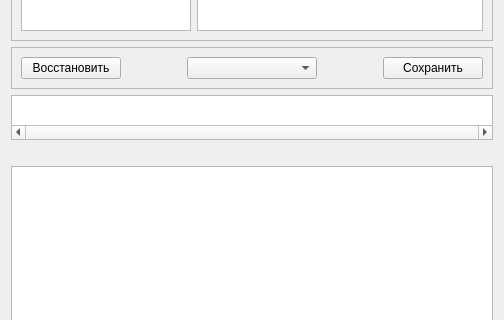
This is crmand_win.ui in dekarh3/crmand as Qt 5 draws it before an edit; both pictures show x 0 to 504 and y 266 to 586 of the 504 by 868 pixel window. The edited form follows.
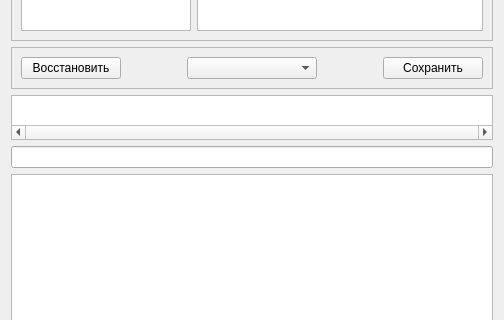
This is the edited form.

Commit message: Добавил сохранение примечания в контакте Заменил lbPhone на lePhones, чтобы было удобно копировать телефон

Patch:
```diff
--- a/crmand_win.ui
+++ b/crmand_win.ui
@@ -326,17 +326,7 @@
     </widget>
    </item>
    <item>
-    <widget class="QLabel" name="lbPhone">
-     <property name="sizePolicy">
-      <sizepolicy hsizetype="Minimum" vsizetype="Minimum">
-       <horstretch>0</horstretch>
-       <verstretch>0</verstretch>
-      </sizepolicy>
-     </property>
-     <property name="text">
-      <string/>
-     </property>
-    </widget>
+    <widget class="QLineEdit" name="lePhones"/>
    </item>
    <item>
     <widget class="QTextEdit" name="teNote"/>
```
The commit also changes 3 other files.
